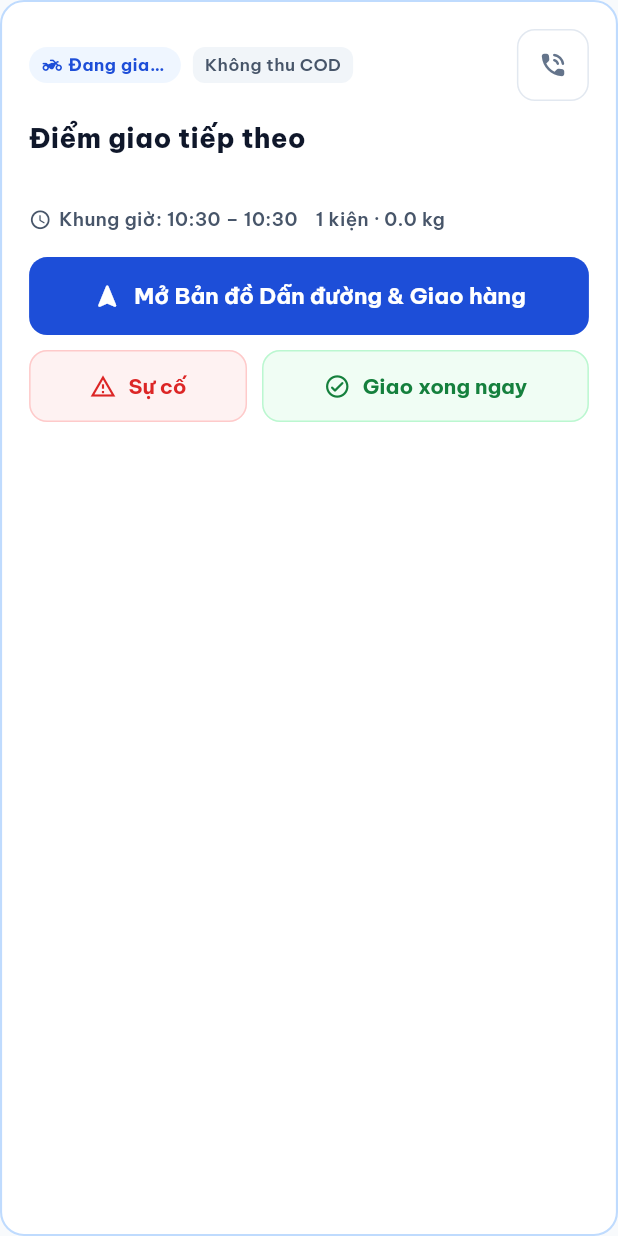
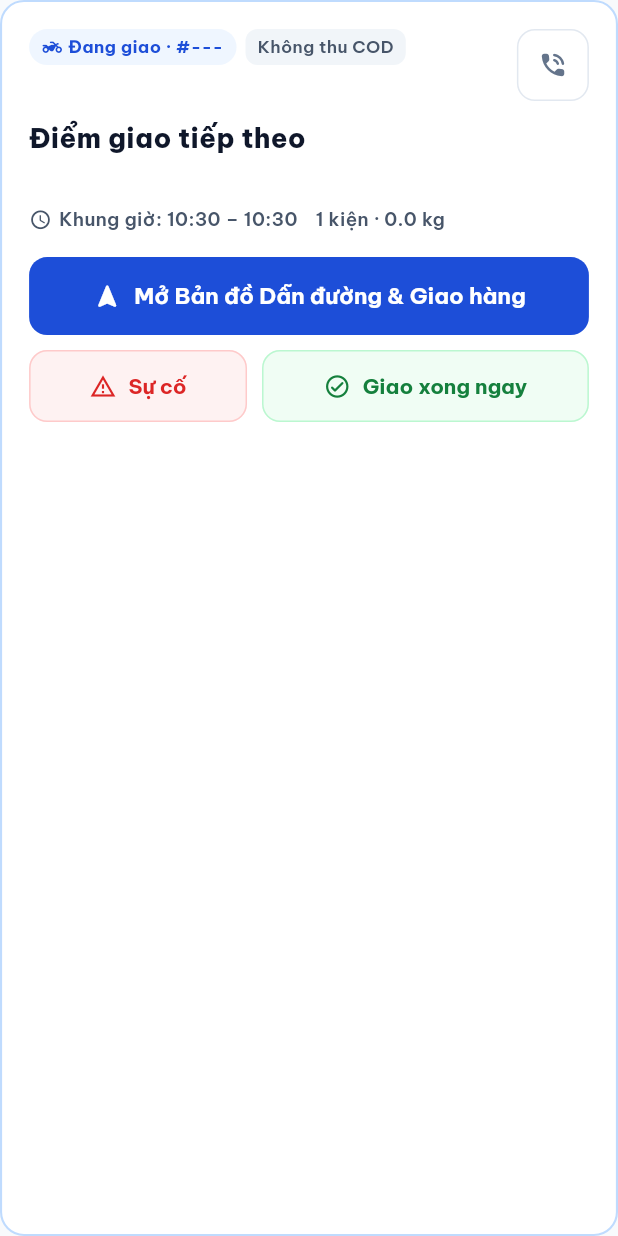
Before and after one commit to CuongnNqiu-5252/swift-route-graduate-thesis, a Flutter app: the _ActiveDeliverySpotlight widget shown alone on an empty page, opened directly with empty values, on a phone screen of 412 x 824 dp. Run offline on Flutter 3.47's test engine with Material 3 defaults, Android fonts, the phone set to English and light mode, and no system bars; our stand-ins replace dio, firebase_core, flutter_riverpod, flutter_secure_storage, font_awesome_flutter, geolocator and 3 more; missing offline and left inert: flutter_polyline_points, maplibre_gl; accounts and stored records are empty; network calls fail.

Commit message:
fix(mobile): resolve pixel overflow with responsive wrap in spotlight card

```diff
--- a/mobile-app/lib/core/widgets/field_ops_widgets.dart
+++ b/mobile-app/lib/core/widgets/field_ops_widgets.dart
@@ -77,6 +77,8 @@ class CodBadge extends StatelessWidget {
         ),
         child: Text(
           'Không thu COD',
+          maxLines: 1,
+          overflow: TextOverflow.ellipsis,
           style: TextStyle(
             fontSize: large ? 12.5 : 11.5,
             fontWeight: FontWeight.w600,
@@ -105,12 +107,16 @@ class CodBadge extends StatelessWidget {
             color: AppColors.warning,
           ),
           const SizedBox(width: 5),
-          Text(
-            'Thu COD ${AppFormatters.currency(amount)}',
-            style: AppTheme.numStyle(
-              fontSize: large ? 13.5 : 12,
-              fontWeight: FontWeight.w800,
-              color: AppColors.warning,
+          Flexible(
+            child: Text(
+              'Thu COD ${AppFormatters.currency(amount)}',
+              maxLines: 1,
+              overflow: TextOverflow.ellipsis,
+              style: AppTheme.numStyle(
+                fontSize: large ? 13.5 : 12,
+                fontWeight: FontWeight.w800,
+                color: AppColors.warning,
+              ),
             ),
           ),
         ],
--- a/mobile-app/lib/features/driver/presentation/widgets/next_stop_spotlight_card.dart
+++ b/mobile-app/lib/features/driver/presentation/widgets/next_stop_spotlight_card.dart
@@ -302,13 +302,20 @@ class _ActiveDeliverySpotlight extends StatelessWidget {
         crossAxisAlignment: CrossAxisAlignment.start,
         children: [
           Row(
+            crossAxisAlignment: CrossAxisAlignment.start,
             children: [
-              Flexible(
-                child: StatusPill(
+              Expanded(
+                child: Wrap(
+                  crossAxisAlignment: WrapCrossAlignment.center,
+                  spacing: 6,
+                  runSpacing: 6,
+                  children: [
+                    StatusPill(
                       label: isReturn
                           ? 'Hoàn hàng về kho'
                           : 'Đang giao · ${order.displayCode}',
-                  foreground: isReturn ? AppColors.error : AppColors.primary,
+                      foreground:
+                          isReturn ? AppColors.error : AppColors.primary,
                       background: isReturn
                           ? AppColors.errorSoft
                           : AppColors.primarySoft,
@@ -316,13 +323,11 @@ class _ActiveDeliverySpotlight extends StatelessWidget {
                           ? Icons.assignment_return_rounded
                           : Icons.two_wheeler_rounded,
                     ),
+                    if (!isReturn) CodBadge(amount: order.codAmount),
+                  ],
+                ),
               ),
               const SizedBox(width: 8),
-              if (!isReturn) ...[
-                CodBadge(amount: order.codAmount),
-                const SizedBox(width: 8),
-              ],
-              const Spacer(),
               PhoneCallButton(
                 phone: isReturn ? order.senderPhone : order.recipientPhone,
                 compact: true,
@@ -359,24 +364,31 @@ class _ActiveDeliverySpotlight extends StatelessWidget {
             spacing: 12,
             runSpacing: 4,
             children: [
-              Row(
-                mainAxisSize: MainAxisSize.min,
+              Text.rich(
+                TextSpan(
                   children: [
-                  const Icon(
+                    const WidgetSpan(
+                      alignment: PlaceholderAlignment.middle,
+                      child: Padding(
+                        padding: EdgeInsets.only(right: 5),
+                        child: Icon(
                           Icons.schedule_rounded,
                           size: 15,
                           color: AppColors.textSecondary,
                         ),
-                  const SizedBox(width: 5),
-                  Text(
+                      ),
+                    ),
+                    TextSpan(
+                      text:
                           'Khung giờ: ${AppFormatters.timeWindow(order.timeWindowStart, order.timeWindowEnd)}',
+                    ),
+                  ],
+                ),
                 style: const TextStyle(
                   fontSize: 12.5,
                   fontWeight: FontWeight.w600,
                   color: AppColors.textSecondary,
                 ),
-                  ),
-                ],
               ),
               Text(
                 '${order.packageCount} kiện · ${order.weightKg.toStringAsFixed(1)} kg',
```
Also changed, not shown: mobile-app/lib/main.dart (+16 -5 lines), 1 other file. Lines whose indentation alone changed are shown as unchanged.
